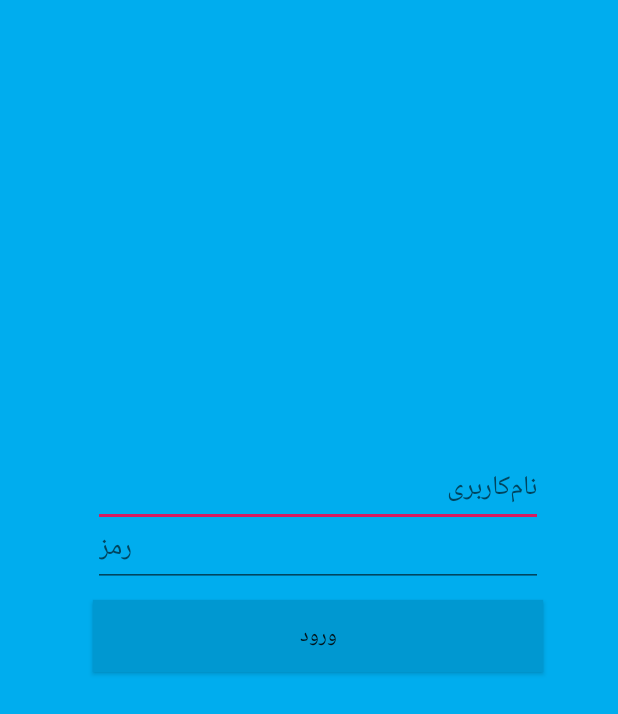
After one commit to maghasemzadeh/PaboosYar, an Android app: the layout activity_login.xml on its own in the app's theme, with its tools: preview values and no code run, on a phone screen of 412 x 824 dp. The commit adds this screen. Shown: the top 714 px of the screen. Run offline under Robolectric (Android 15) with nearby library versions, the phone set to English and light mode, and no system bars.

Commit message:
login activity xml created

```diff
--- a/app/src/main/AndroidManifest.xml
+++ b/app/src/main/AndroidManifest.xml
@@ -4,12 +4,11 @@
 
     <uses-permission android:name="android.permission.CAMERA" />
     <uses-permission android:name="android.permission.VIBRATE" />
-    <uses-permission android:name="android.permission.INTERNET"/>
+    <uses-permission android:name="android.permission.INTERNET" />
 
     <meta-data
         android:name="com.google.android.gms.vision.DEPENDENCIES"
         android:value="barcode" />
-
 
     <application
         android:allowBackup="true"
@@ -18,14 +17,15 @@
         android:roundIcon="@mipmap/ic_paboos_round"
         android:supportsRtl="true"
         android:theme="@style/AppTheme">
+        <activity android:name=".LoginActivity"></activity>
         <activity android:name=".WelcomeActivity">
             <intent-filter>
                 <action android:name="android.intent.action.MAIN" />
+
                 <category android:name="android.intent.category.LAUNCHER" />
             </intent-filter>
         </activity>
-        <activity android:name=".MainActivity">
-        </activity>
+        <activity android:name=".MainActivity"></activity>
     </application>
 
 </manifest>
--- /dev/null
+++ b/app/src/main/java/com/example/paboosyar/LoginActivity.java
@@ -0,0 +1,14 @@
+package com.example.paboosyar;
+
+import androidx.appcompat.app.AppCompatActivity;
+
+import android.os.Bundle;
+
+public class LoginActivity extends AppCompatActivity {
+
+    @Override
+    protected void onCreate(Bundle savedInstanceState) {
+        super.onCreate(savedInstanceState);
+        setContentView(R.layout.activity_login);
+    }
+}
--- a/app/src/main/java/com/example/paboosyar/WelcomeActivity.java
+++ b/app/src/main/java/com/example/paboosyar/WelcomeActivity.java
@@ -19,7 +19,7 @@ public class WelcomeActivity extends AppCompatActivity {
         new Handler().postDelayed(new Runnable() {
             @Override
             public void run() {
-                Intent homeIntent = new Intent(WelcomeActivity.this, MainActivity.class);
+                Intent homeIntent = new Intent(WelcomeActivity.this, LoginActivity.class);
                 startActivity(homeIntent);
                 finish();
             }
--- /dev/null
+++ b/app/src/main/res/layout/activity_login.xml
@@ -0,0 +1,44 @@
+<?xml version="1.0" encoding="utf-8"?>
+<androidx.constraintlayout.widget.ConstraintLayout xmlns:android="http://schemas.android.com/apk/res/android"
+    xmlns:app="http://schemas.android.com/apk/res-auto"
+    xmlns:tools="http://schemas.android.com/tools"
+    android:layout_width="match_parent"
+    android:layout_height="match_parent"
+    tools:context=".LoginActivity"
+    android:background="@color/paboos_blue">
+
+    <EditText
+        android:id="@+id/activity_login_username_tv"
+        android:layout_width="@dimen/default_width"
+        android:layout_height="wrap_content"
+        android:hint="@string/username"
+        android:layout_marginRight="@dimen/right_margin"
+        android:layout_marginTop="@dimen/top_top_margin"
+        app:layout_constraintTop_toTopOf="parent"
+        app:layout_constraintRight_toRightOf="parent"
+        app:layout_constraintHorizontal_chainStyle="packed" />
+
+    <EditText
+        android:id="@+id/activity_login_password_tv"
+        android:layout_width="@dimen/default_width"
+        android:layout_height="wrap_content"
+        android:layout_marginTop="@dimen/top_margin"
+        android:layout_marginRight="@dimen/right_margin"
+        android:hint="@string/password"
+        android:inputType="textPassword"
+        app:layout_constraintHorizontal_chainStyle="packed"
+        app:layout_constraintRight_toRightOf="parent"
+        app:layout_constraintTop_toTopOf="@id/activity_login_username_tv" />
+
+    <Button
+        android:id="@+id/activity_login_sign_in_button"
+        android:layout_width="@dimen/default_width"
+        android:layout_height="wrap_content"
+        android:text="@string/sign_in"
+        app:layout_constraintRight_toRightOf="parent"
+        app:layout_constraintTop_toTopOf="@id/activity_login_password_tv"
+        android:layout_marginRight="@dimen/right_margin"
+        android:layout_marginTop="@dimen/more_top_margin"
+        android:background="@color/paboos_dark_blue"/>
+
+</androidx.constraintlayout.widget.ConstraintLayout>
--- a/app/src/main/res/values/dimens.xml
+++ b/app/src/main/res/values/dimens.xml
@@ -1,4 +1,10 @@
 <resources>
     <!-- Default screen margins, per the Android Design guidelines. -->
     <dimen name="welcome_font">30dp</dimen>
+    <dimen name="default_width">300dp</dimen>
+    <dimen name="right_margin">50dp</dimen>
+    <dimen name="top_top_margin">300dp</dimen>
+    <dimen name="top_margin">40dp</dimen>
+    <dimen name="more_top_margin">60dp</dimen>
+
 </resources>
--- a/app/src/main/res/values/strings.xml
+++ b/app/src/main/res/values/strings.xml
@@ -11,6 +11,10 @@
     <string name="invalid_qrcode">بارکد داده شده معتبر نیست</string>
     <string name="welcome_to_shah">آمدم ای شاه، پناهم بده</string>
     <string name="paboos98">پابوس ۱۳۹۸</string>
+    <string name="username">نام‌کاربری</string>
+    <string name="sign_in">ورود</string>
+    <string name="password">رمز</string>
+
 
     <string-array name="actions">
         <item>غذا</item>
```
